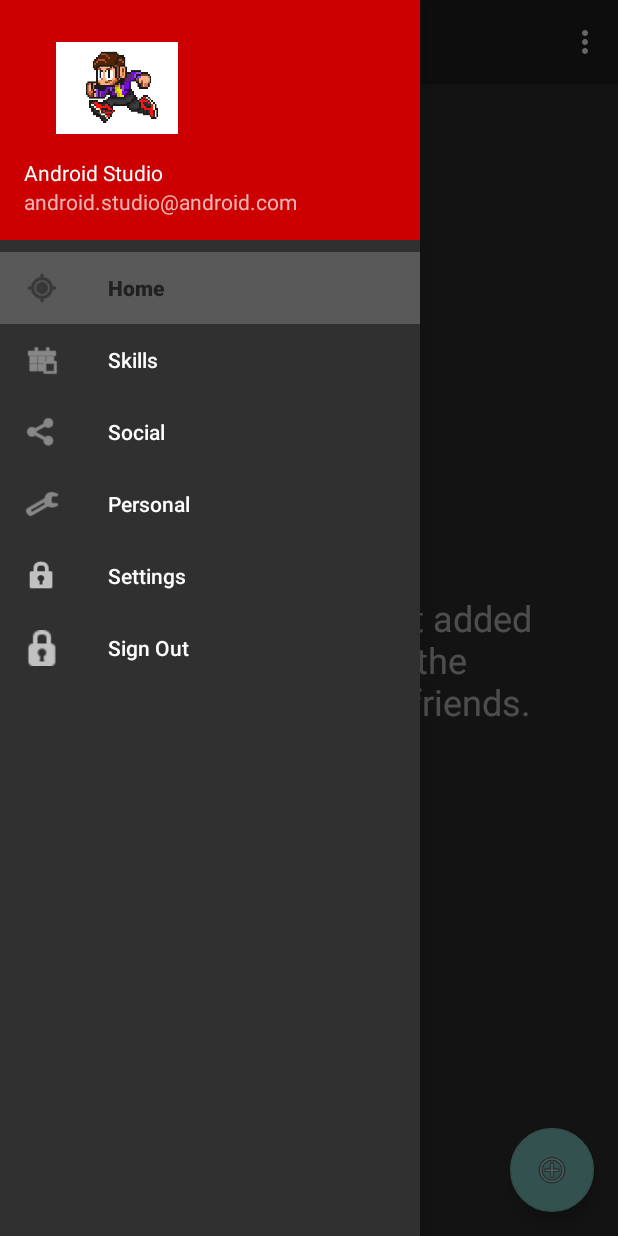
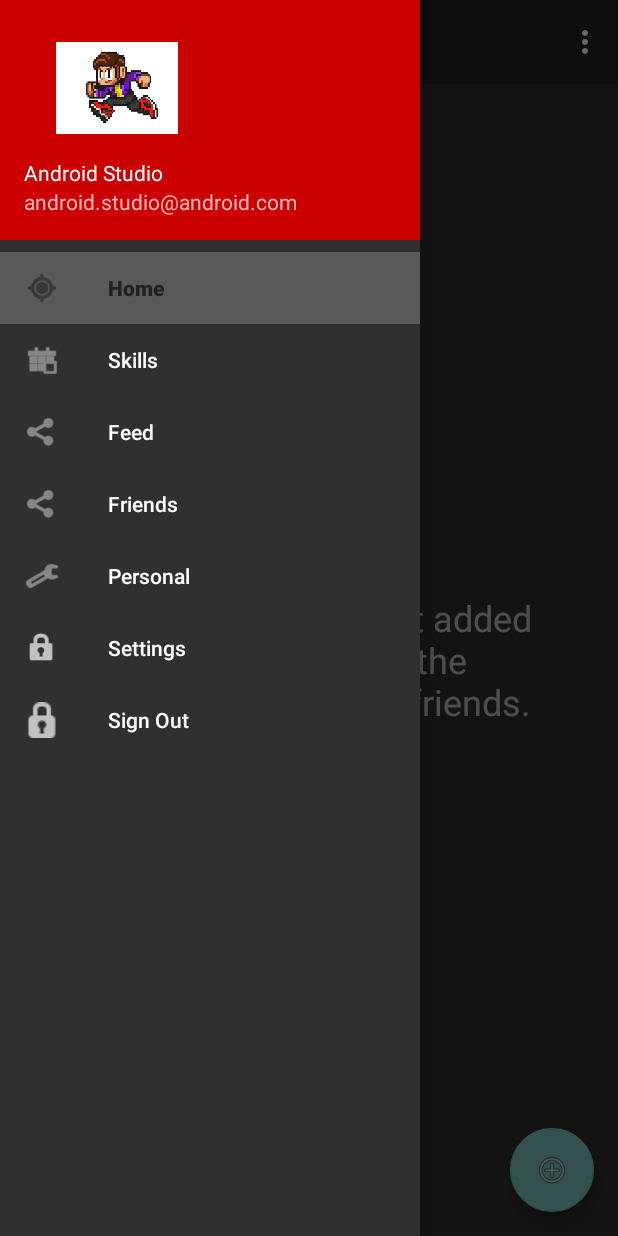
Before and after one commit to NilsBacke/Ursa, an Android app: the fragment FriendsFragment placed in its activity, with the side drawer open, on a phone screen of 412 x 824 dp. Run offline under Robolectric (Android 15) with nearby library versions, the phone set to English and light mode, and no system bars; 4 statements that could not run were skipped.

```diff
--- a/ParseStarterProject/src/main/java/com/parse/starter/AddFriendFragment.java
+++ b/ParseStarterProject/src/main/java/com/parse/starter/AddFriendFragment.java
@@ -1,7 +1,6 @@
 package com.parse.starter;
 
 import android.content.Context;
-import android.net.Uri;
 import android.os.Bundle;
 import android.support.v4.app.Fragment;
 import android.support.v7.widget.DividerItemDecoration;
@@ -17,7 +16,6 @@
 import com.parse.ParseException;
 import com.parse.ParseQuery;
 import com.parse.ParseUser;
-import com.parse.starter.MainFragments.SocialFragment;
 
 import java.util.ArrayList;
 import java.util.List;
--- a/ParseStarterProject/src/main/java/com/parse/starter/MainFragments/SocialFragment.java
+++ b/ParseStarterProject/src/main/java/com/parse/starter/MainFragments/FriendsFragment.java
@@ -5,7 +5,6 @@
 import android.os.Bundle;
 import android.support.design.widget.FloatingActionButton;
 import android.support.v4.app.Fragment;
-import android.support.v4.app.FragmentTransaction;
 import android.support.v7.app.AlertDialog;
 import android.support.v7.widget.DividerItemDecoration;
 import android.support.v7.widget.LinearLayoutManager;
@@ -15,13 +14,11 @@
 import android.view.View;
 import android.view.ViewGroup;
 import android.widget.TextView;
-import android.widget.Toast;
 
 import com.parse.FindCallback;
 import com.parse.ParseException;
 import com.parse.ParseQuery;
 import com.parse.ParseUser;
-import com.parse.SaveCallback;
 import com.parse.starter.AddFriendFragment;
 import com.parse.starter.FriendsListRecyclerViewAdapter;
 import com.parse.starter.R;
@@ -30,7 +27,7 @@
 import java.util.List;
 
 
-public class SocialFragment extends Fragment {
+public class FriendsFragment extends Fragment {
 
     private RecyclerView mRecyclerView;
     private RecyclerView.Adapter mAdapter;
@@ -39,7 +36,7 @@
     private ArrayList<ParseUser> friendslist;
 
     public static Fragment newInstance(Context context) {
-        SocialFragment f = new SocialFragment();
+        FriendsFragment f = new FriendsFragment();
         return f;
     }
 
@@ -50,7 +47,7 @@
 
     @Override
     public View onCreateView(LayoutInflater inflater, ViewGroup container,Bundle savedInstanceState) {
-        ViewGroup root = (ViewGroup) inflater.inflate(R.layout.fragment_social, null);
+        ViewGroup root = (ViewGroup) inflater.inflate(R.layout.fragment_friendslist, null);
         getActivity().setTitle(title);
 
         FloatingActionButton fab = (FloatingActionButton) root.findViewById(R.id.addFriends);
--- a/ParseStarterProject/src/main/java/com/parse/starter/MainFragments/MainActivity.java
+++ b/ParseStarterProject/src/main/java/com/parse/starter/MainFragments/MainActivity.java
@@ -5,7 +5,6 @@
 import android.content.Intent;
 import android.os.Bundle;
 import android.support.v4.app.Fragment;
-import android.support.v4.app.FragmentManager;
 import android.support.v4.app.FragmentTransaction;
 import android.support.design.widget.NavigationView;
 import android.support.v4.view.GravityCompat;
@@ -101,8 +100,10 @@
             fragment = new HomeFragment();
         } else if (id == R.id.nav_skills) {
             fragment = new SkillsFragment();
-        } else if (id == R.id.nav_social) {
-            fragment = new SocialFragment();
+        } else if (id == R.id.nav_feed) {
+            fragment = new FeedFragment();
+        } else if (id == R.id.nav_friendslist) {
+            fragment = new FriendsFragment();
         } else if (id == R.id.nav_personal) {
 
         } else if (id == R.id.nav_settings) {
--- a/ParseStarterProject/src/main/res/layout/fragment_social.xml
+++ b/ParseStarterProject/src/main/res/layout/fragment_friendslist.xml
@@ -4,7 +4,7 @@
     android:id="@+id/social"
     android:layout_width="match_parent"
     android:layout_height="match_parent"
-    tools:context="com.parse.starter.MainFragments.SocialFragment">
+    tools:context="com.parse.starter.MainFragments.FriendsFragment">
 
     <android.support.v7.widget.RecyclerView
         android:id="@+id/friendsRecycleView"
--- a/ParseStarterProject/src/main/res/menu/activity_main_drawer.xml
+++ b/ParseStarterProject/src/main/res/menu/activity_main_drawer.xml
@@ -11,9 +11,13 @@
             android:icon="@android:drawable/ic_menu_today"
             android:title="Skills"/>
         <item
-            android:id="@+id/nav_social"
+            android:id="@+id/nav_feed"
             android:icon="@android:drawable/ic_menu_share"
-            android:title="Social"/>
+            android:title="Feed"/>
+        <item
+            android:id="@+id/nav_friendslist"
+            android:icon="@android:drawable/ic_menu_share"
+            android:title="Friends"/>
         <item
             android:id="@+id/nav_personal"
             android:icon="@android:drawable/ic_menu_manage"
--- a/ParseStarterProject/src/main/res/values/styles.xml
+++ b/ParseStarterProject/src/main/res/values/styles.xml
@@ -11,7 +11,7 @@
     <!-- Base application theme. -->
     <style name="AppTheme" parent="Theme.AppCompat.NoActionBar">
         <!-- Customize your theme here. -->
-        <item name="android:windowTranslucentStatus">true</item>
+
     </style>
 
     <style name="AppTheme.AppBarOverlay" parent="ThemeOverlay.AppCompat.Dark.ActionBar" />
```
Also changed, not shown: ParseStarterProject/src/main/java/com/parse/starter/FeedListViewAdapter.java (added, +62 -0 lines), ParseStarterProject/src/main/java/com/parse/starter/FriendsListRecyclerViewAdapter.java (+2 -5 lines), ParseStarterProject/src/main/java/com/parse/starter/MainFragments/FeedFragment.java (added, +97 -0 lines), ParseStarterProject/src/main/res/layout/feeditem.xml (added, +45 -0 lines), ParseStarterProject/src/main/res/layout/fragment_feed.xml (added, +23 -0 lines).
